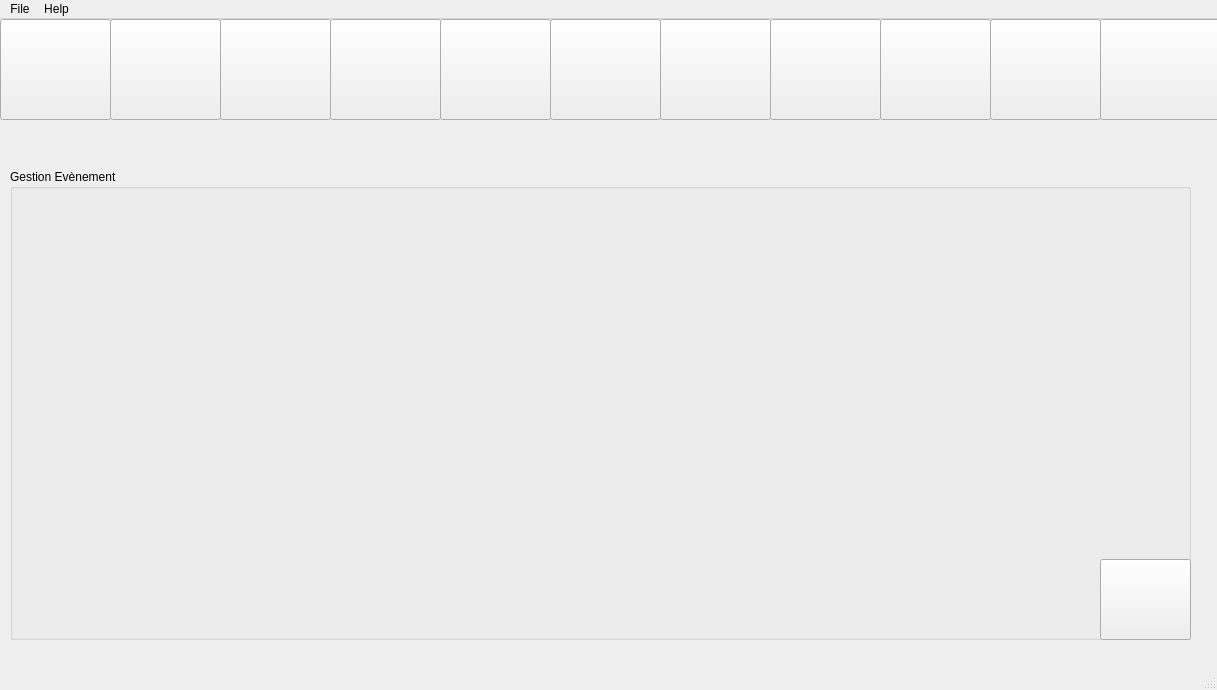
The window that mainwindow.ui (nassimtoumi/Visiteur-Ev-nement-QT) describes before a commit, drawn with Qt 5.
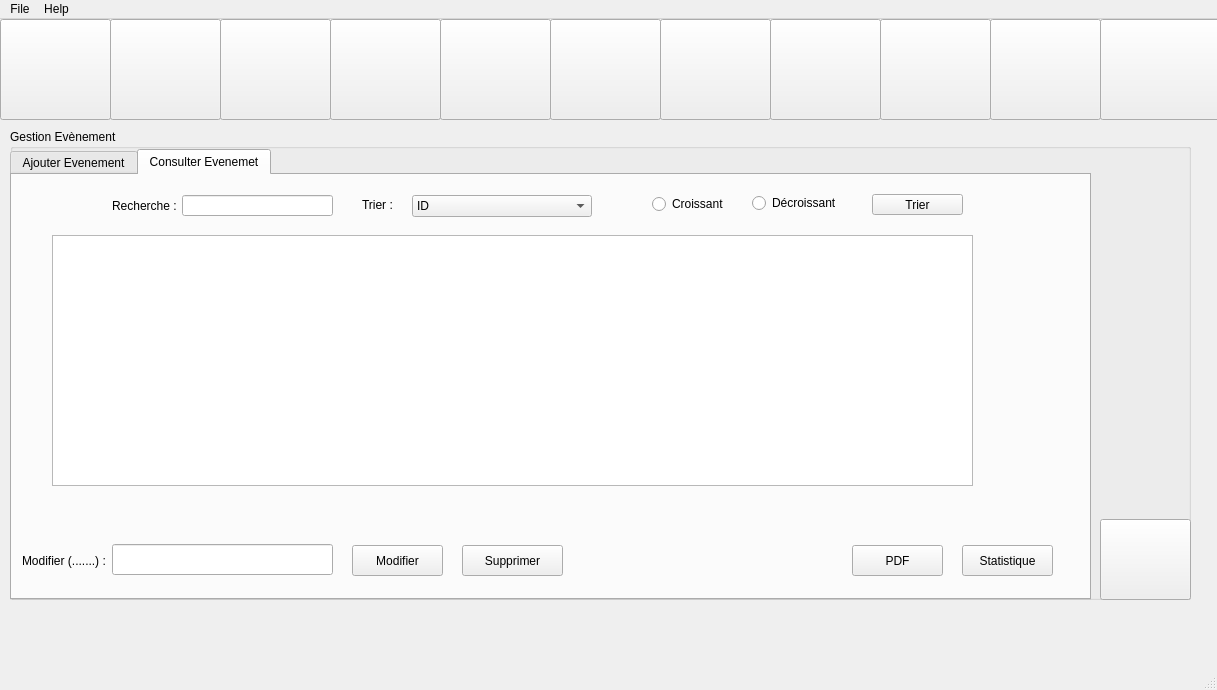
The same window after the commit. The open tabs and pages were chosen to show the change. Icons and pictures are not drawn.

What changed in the file:
```diff
--- a/mainwindow.ui
+++ b/mainwindow.ui
@@ -82,7 +82,7 @@
     <property name="geometry">
      <rect>
       <x>10</x>
-      <y>140</y>
+      <y>100</y>
       <width>1181</width>
       <height>521</height>
      </rect>
@@ -611,6 +611,401 @@
         <string/>
        </property>
       </widget>
+      <widget class="QTabWidget" name="tabWidget_2">
+       <property name="geometry">
+        <rect>
+         <x>0</x>
+         <y>20</y>
+         <width>1081</width>
+         <height>451</height>
+        </rect>
+       </property>
+       <property name="currentIndex">
+        <number>0</number>
+       </property>
+       <widget class="QWidget" name="tab_3">
+        <attribute name="title">
+         <string>Ajouter Evenement</string>
+        </attribute>
+        <widget class="QLineEdit" name="lineEdit_dateev">
+         <property name="geometry">
+          <rect>
+           <x>200</x>
+           <y>60</y>
+           <width>291</width>
+           <height>41</height>
+          </rect>
+         </property>
+        </widget>
+        <widget class="QLineEdit" name="lineEdit_rev">
+         <property name="geometry">
+          <rect>
+           <x>200</x>
+           <y>240</y>
+           <width>291</width>
+           <height>41</height>
+          </rect>
+         </property>
+        </widget>
+        <widget class="QLineEdit" name="lineEdit_cap">
+         <property name="geometry">
+          <rect>
+           <x>200</x>
+           <y>300</y>
+           <width>291</width>
+           <height>41</height>
+          </rect>
+         </property>
+        </widget>
+        <widget class="QLineEdit" name="lineEdit_lieu">
+         <property name="geometry">
+          <rect>
+           <x>200</x>
+           <y>360</y>
+           <width>291</width>
+           <height>41</height>
+          </rect>
+         </property>
+        </widget>
+        <widget class="QLineEdit" name="lineEdit_orga">
+         <property name="geometry">
+          <rect>
+           <x>200</x>
+           <y>180</y>
+           <width>291</width>
+           <height>41</height>
+          </rect>
+         </property>
+        </widget>
+        <widget class="QLineEdit" name="lineEdit_prix">
+         <property name="geometry">
+          <rect>
+           <x>200</x>
+           <y>120</y>
+           <width>231</width>
+           <height>41</height>
+          </rect>
+         </property>
+        </widget>
+        <widget class="QLabel" name="label_12">
+         <property name="geometry">
+          <rect>
+           <x>80</x>
+           <y>70</y>
+           <width>121</width>
+           <height>21</height>
+          </rect>
+         </property>
+         <property name="text">
+          <string>Date de l'evenment:</string>
+         </property>
+        </widget>
+        <widget class="QLabel" name="label_13">
+         <property name="geometry">
+          <rect>
+           <x>80</x>
+           <y>130</y>
+           <width>47</width>
+           <height>14</height>
+          </rect>
+         </property>
+         <property name="text">
+          <string>Prix :</string>
+         </property>
+        </widget>
+        <widget class="QLabel" name="label_14">
+         <property name="geometry">
+          <rect>
+           <x>80</x>
+           <y>180</y>
+           <width>81</width>
+           <height>31</height>
+          </rect>
+         </property>
+         <property name="text">
+          <string>Organisateur :</string>
+         </property>
+        </widget>
+        <widget class="QLabel" name="label_15">
+         <property name="geometry">
+          <rect>
+           <x>80</x>
+           <y>310</y>
+           <width>47</width>
+           <height>14</height>
+          </rect>
+         </property>
+         <property name="text">
+          <string>Capacité :</string>
+         </property>
+        </widget>
+        <widget class="QLabel" name="label_16">
+         <property name="geometry">
+          <rect>
+           <x>80</x>
+           <y>370</y>
+           <width>47</width>
+           <height>14</height>
+          </rect>
+         </property>
+         <property name="text">
+          <string>Lieu :</string>
+         </property>
+        </widget>
+        <widget class="QLabel" name="label_17">
+         <property name="geometry">
+          <rect>
+           <x>80</x>
+           <y>243</y>
+           <width>151</width>
+           <height>31</height>
+          </rect>
+         </property>
+         <property name="text">
+          <string>Relevé Approximative :</string>
+         </property>
+        </widget>
+        <widget class="QPushButton" name="pushButton_22">
+         <property name="geometry">
+          <rect>
+           <x>580</x>
+           <y>82</y>
+           <width>121</width>
+           <height>41</height>
+          </rect>
+         </property>
+         <property name="text">
+          <string>Ajouter</string>
+         </property>
+        </widget>
+        <widget class="QLabel" name="label_32">
+         <property name="geometry">
+          <rect>
+           <x>450</x>
+           <y>130</y>
+           <width>47</width>
+           <height>20</height>
+          </rect>
+         </property>
+         <property name="text">
+          <string>dt</string>
+         </property>
+        </widget>
+        <widget class="QDateTimeEdit" name="dateTimeEdit">
+         <property name="geometry">
+          <rect>
+           <x>220</x>
+           <y>20</y>
+           <width>194</width>
+           <height>22</height>
+          </rect>
+         </property>
+        </widget>
+       </widget>
+       <widget class="QWidget" name="tab_4">
+        <attribute name="title">
+         <string>Consulter Evenemet</string>
+        </attribute>
+        <widget class="QStackedWidget" name="stackedWidget_4">
+         <property name="geometry">
+          <rect>
+           <x>0</x>
+           <y>0</y>
+           <width>1071</width>
+           <height>421</height>
+          </rect>
+         </property>
+         <widget class="QWidget" name="page_4">
+          <widget class="QLabel" name="label_29">
+           <property name="geometry">
+            <rect>
+             <x>100</x>
+             <y>20</y>
+             <width>71</width>
+             <height>21</height>
+            </rect>
+           </property>
+           <property name="text">
+            <string>Recherche :</string>
+           </property>
+          </widget>
+          <widget class="QPushButton" name="pushButton_30">
+           <property name="geometry">
+            <rect>
+             <x>450</x>
+             <y>370</y>
+             <width>101</width>
+             <height>31</height>
+            </rect>
+           </property>
+           <property name="text">
+            <string>Supprimer</string>
+           </property>
+          </widget>
+          <widget class="QRadioButton" name="radioButton_10">
+           <property name="geometry">
+            <rect>
+             <x>740</x>
+             <y>19</y>
+             <width>83</width>
+             <height>18</height>
+            </rect>
+           </property>
+           <property name="text">
+            <string>Décroissant</string>
+           </property>
+          </widget>
+          <widget class="QPushButton" name="pushButton_31">
+           <property name="geometry">
+            <rect>
+             <x>860</x>
+             <y>19</y>
+             <width>91</width>
+             <height>21</height>
+            </rect>
+           </property>
+           <property name="text">
+            <string>Trier</string>
+           </property>
+          </widget>
+          <widget class="QLabel" name="label_30">
+           <property name="geometry">
+            <rect>
+             <x>10</x>
+             <y>370</y>
+             <width>110</width>
+             <height>31</height>
+            </rect>
+           </property>
+           <property name="text">
+            <string>Modifier (.......) :</string>
+           </property>
+          </widget>
+          <widget class="QPushButton" name="pushButton_33">
+           <property name="geometry">
+            <rect>
+             <x>840</x>
+             <y>370</y>
+             <width>91</width>
+             <height>31</height>
+            </rect>
+           </property>
+           <property name="text">
+            <string>PDF</string>
+           </property>
+          </widget>
+          <widget class="QTableView" name="tableView_1">
+           <property name="geometry">
+            <rect>
+             <x>40</x>
+             <y>60</y>
+             <width>921</width>
+             <height>251</height>
+            </rect>
+           </property>
+          </widget>
+          <widget class="QComboBox" name="comboBox_3">
+           <property name="geometry">
+            <rect>
+             <x>400</x>
+             <y>20</y>
+             <width>180</width>
+             <height>22</height>
+            </rect>
+           </property>
+           <item>
+            <property name="text">
+             <string>ID</string>
+            </property>
+           </item>
+           <item>
+            <property name="text">
+             <string>NOM</string>
+            </property>
+           </item>
+           <item>
+            <property name="text">
+             <string>DATEVISITEUR</string>
+            </property>
+           </item>
+          </widget>
+          <widget class="QPushButton" name="pushButton_29">
+           <property name="geometry">
+            <rect>
+             <x>950</x>
+             <y>370</y>
+             <width>91</width>
+             <height>31</height>
+            </rect>
+           </property>
+           <property name="text">
+            <string>Statistique</string>
+           </property>
+          </widget>
+          <widget class="QPushButton" name="pushButton_32">
+           <property name="geometry">
+            <rect>
+             <x>340</x>
+             <y>370</y>
+             <width>91</width>
+             <height>31</height>
+            </rect>
+           </property>
+           <property name="text">
+            <string>Modifier</string>
+           </property>
+          </widget>
+          <widget class="QRadioButton" name="radioButton_9">
+           <property name="geometry">
+            <rect>
+             <x>640</x>
+             <y>20</y>
+             <width>83</width>
+             <height>18</height>
+            </rect>
+           </property>
+           <property name="text">
+            <string>Croissant</string>
+           </property>
+          </widget>
+          <widget class="QLineEdit" name="lineEdit_5">
+           <property name="geometry">
+            <rect>
+             <x>100</x>
+             <y>369</y>
+             <width>221</width>
+             <height>31</height>
+            </rect>
+           </property>
+          </widget>
+          <widget class="QLabel" name="label_31">
+           <property name="geometry">
+            <rect>
+             <x>350</x>
+             <y>20</y>
+             <width>47</width>
+             <height>20</height>
+            </rect>
+           </property>
+           <property name="text">
+            <string>Trier :</string>
+           </property>
+          </widget>
+          <widget class="QLineEdit" name="lineEdit_6">
+           <property name="geometry">
+            <rect>
+             <x>170</x>
+             <y>20</y>
+             <width>151</width>
+             <height>21</height>
+            </rect>
+           </property>
+          </widget>
+         </widget>
+         <widget class="QWidget" name="page_5"/>
+        </widget>
+       </widget>
+      </widget>
      </widget>
     </widget>
    </widget>
```
Left out of the diff: 20 changed lines with no effect on the pictures.
